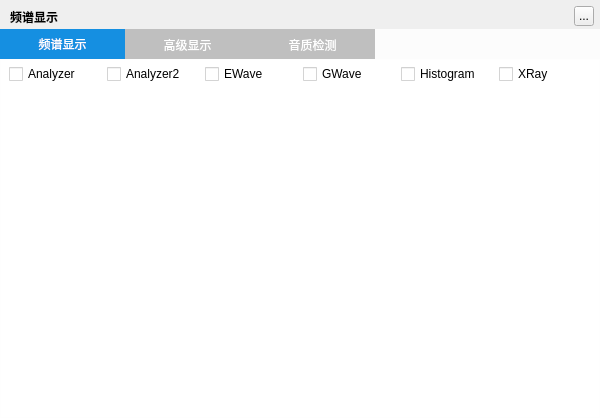
Above: TTKModule/TTKWidget/musicUiKits/musicToolsetsKits/musicspectrumwidget.ui from Greedysky/TTKMusicPlayer before the change. Below: the same form after it.
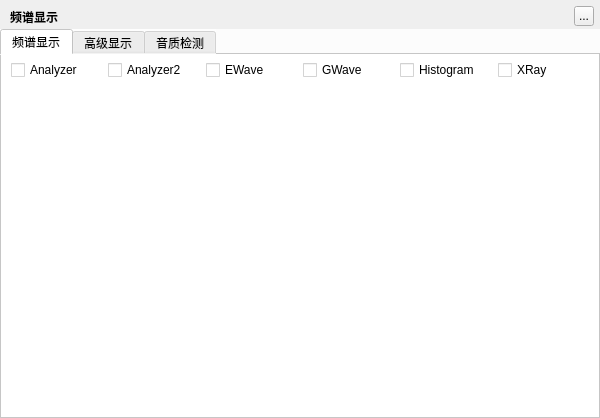
That is the form after the change.

Diff of the .ui file:
```diff
--- a/TTKModule/TTKWidget/musicUiKits/musicToolsetsKits/musicspectrumwidget.ui
+++ b/TTKModule/TTKWidget/musicUiKits/musicToolsetsKits/musicspectrumwidget.ui
@@ -76,21 +76,6 @@
       <height>390</height>
      </rect>
     </property>
-    <property name="styleSheet">
-     <string notr="true">QTabWidget{
-    border:none;
-}
-QTabBar::tab {
-	height:30px;
-	width:125px;
-    background-color: #BFBFBF;
-    color: white;
-}
-QTabBar::tab:selected {
-    background-color: #158FE1;
-    color: white
-}</string>
-    </property>
     <property name="currentIndex">
      <number>0</number>
     </property>
```
